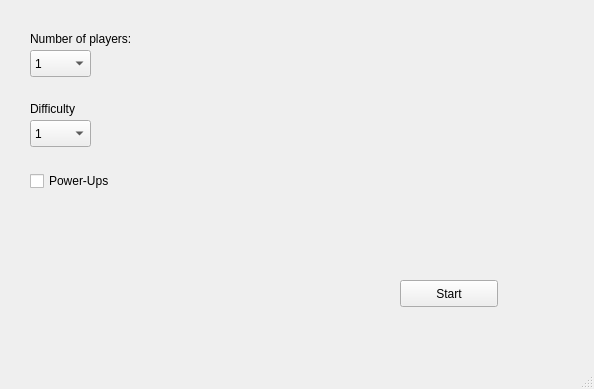
Before: the Qt Designer form all-4-pong/start.ui in twetm967/all-4-pong, drawn with Qt 5.
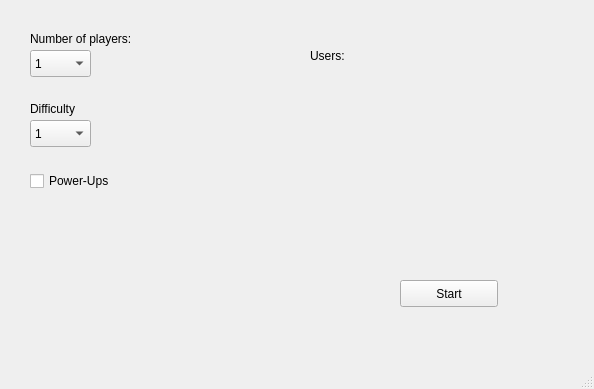
After: the same form once the commit is applied.

The edit to the form file:
```diff
--- a/all-4-pong/start.ui
+++ b/all-4-pong/start.ui
@@ -127,6 +127,19 @@
      <string>Power-Ups</string>
     </property>
    </widget>
+   <widget class="QLabel" name="lblConnected">
+    <property name="geometry">
+     <rect>
+      <x>310</x>
+      <y>40</y>
+      <width>121</width>
+      <height>31</height>
+     </rect>
+    </property>
+    <property name="text">
+     <string>Users: </string>
+    </property>
+   </widget>
   </widget>
   <widget class="QMenuBar" name="menubar">
    <property name="geometry">
```
